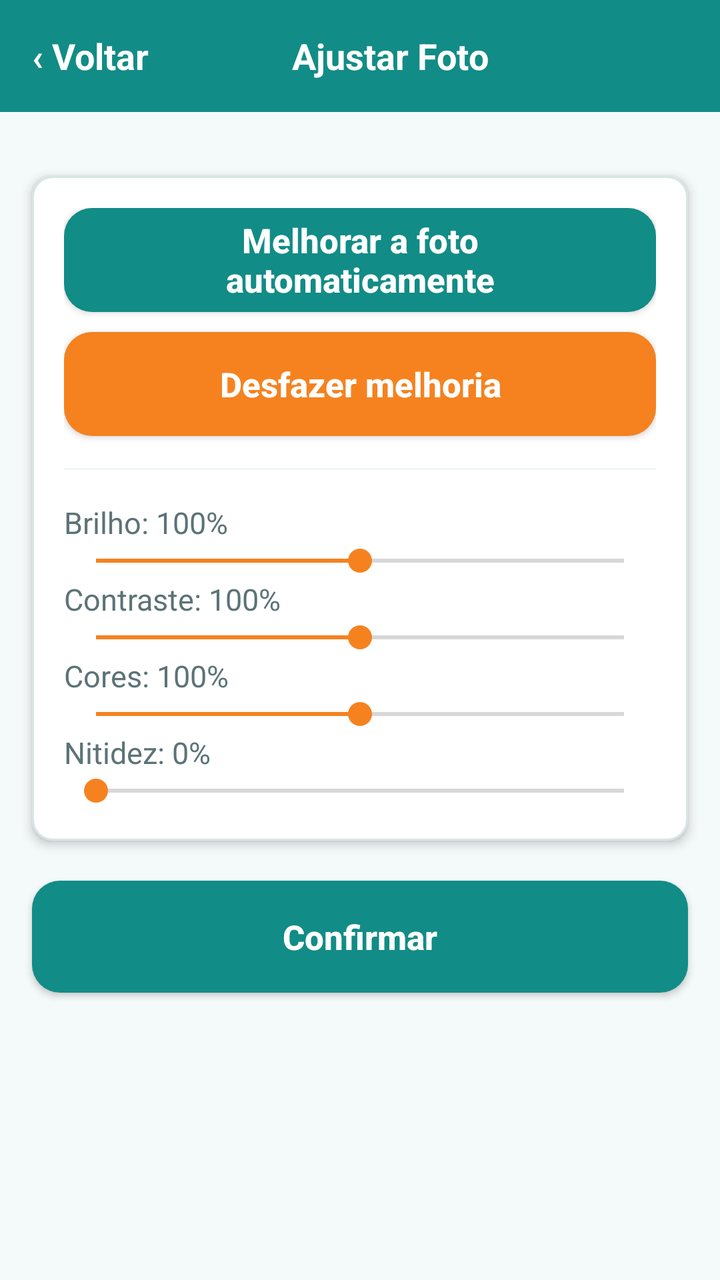
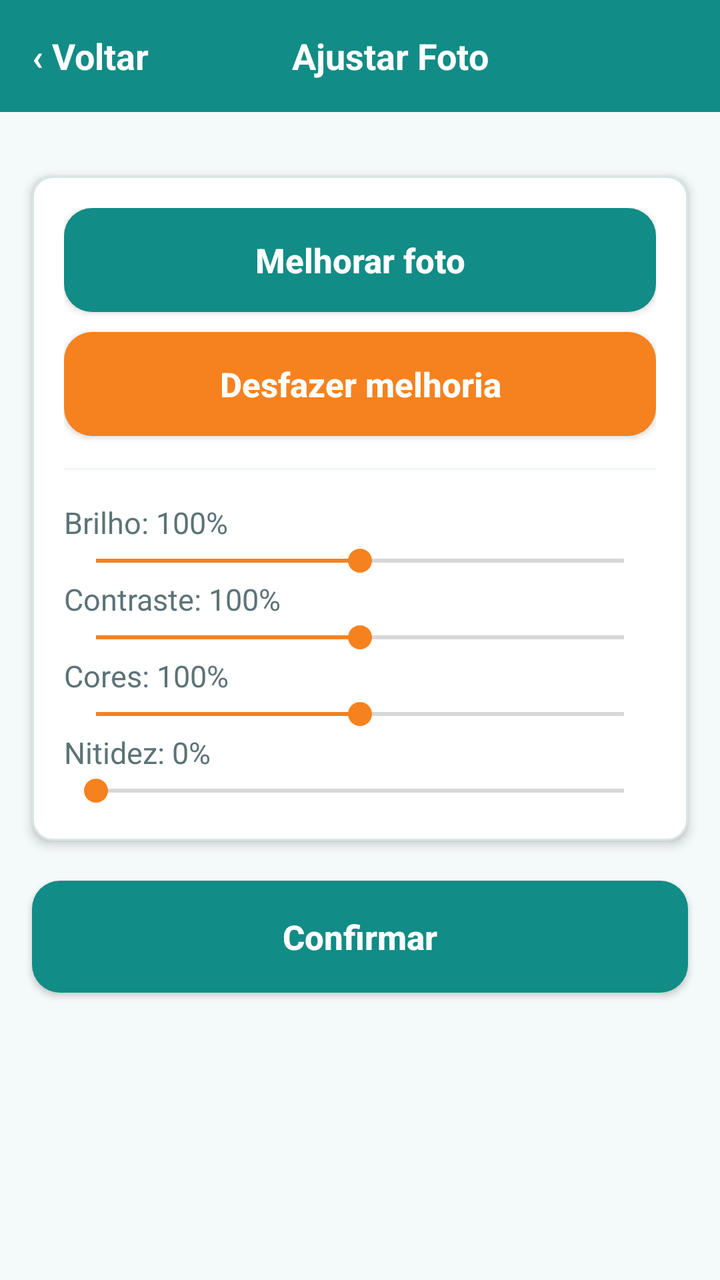

Screens rendered from an Android XML layout before and after an edit, with the pre-edit source and the edit as a unified diff.
<!-- AndroidManifest.xml: application theme AppTheme -->
<!-- res/layout/activity_foto_crop_ajustes.xml -->
<?xml version="1.0" encoding="utf-8"?>
<LinearLayout
    xmlns:android="http://schemas.android.com/apk/res/android"
    android:layout_width="match_parent"
    android:layout_height="match_parent"
    android:orientation="vertical"
    android:background="@color/cadier_bg">

    <LinearLayout
        android:layout_width="match_parent"
        android:layout_height="?attr/actionBarSize"
        android:orientation="horizontal"
        android:gravity="center_vertical"
        android:background="@color/cadier_teal">

        <TextView
            android:id="@+id/textViewVoltarAjusteFoto"
            style="@style/Cadier.Text.Subtitle"
            android:layout_width="wrap_content"
            android:layout_height="match_parent"
            android:gravity="center_vertical"
            android:paddingStart="16dp"
            android:paddingEnd="16dp"
            android:textColor="@color/cadier_text_on_dark"
            android:text="‹ Voltar"/>

        <TextView
            style="@style/Cadier.Text.Subtitle"
            android:layout_width="0dp"
            android:layout_height="wrap_content"
            android:layout_weight="1"
            android:gravity="center_vertical"
            android:paddingEnd="60dp"
            android:textColor="@color/cadier_text_on_dark"
            android:textAlignment="center"
            android:text="Ajustar Foto"/>
    </LinearLayout>

    <ScrollView
        android:layout_width="match_parent"
        android:layout_height="match_parent"
        android:fillViewport="true">

        <LinearLayout
            android:layout_width="match_parent"
            android:layout_height="wrap_content"
            android:orientation="vertical"
            android:paddingBottom="16dp">

            <FrameLayout
                android:layout_width="match_parent"
                android:layout_height="wrap_content"
                android:layout_margin="16dp">

                <ImageView
                    android:id="@+id/imageViewPreviaAjuste"
                    android:layout_width="match_parent"
                    android:layout_height="wrap_content"
                    android:layout_gravity="center"
                    android:adjustViewBounds="true"
                    android:scaleType="fitCenter"
                    android:background="@drawable/bg_cadier_card"
                    android:contentDescription="Prévia da foto"/>
            </FrameLayout>

            <LinearLayout
                android:layout_width="match_parent"
                android:layout_height="wrap_content"
                android:orientation="vertical"
                android:layout_marginStart="16dp"
                android:layout_marginEnd="16dp"
                android:layout_marginBottom="12dp"
                android:background="@drawable/bg_cadier_card"
                android:elevation="3dp"
                android:padding="16dp">

                <Button
                    android:id="@+id/buttonMelhorarFotoAuto"
                    style="@style/Cadier.Button"
                    android:layout_width="match_parent"
                    android:layout_height="52dp"
                    android:text="Melhorar a foto automaticamente"/>

                <Button
                    android:id="@+id/buttonDesfazerMelhoria"
                    style="@style/Cadier.Button.Secondary"
                    android:layout_width="match_parent"
                    android:layout_height="52dp"
                    android:layout_marginTop="10dp"
                    android:text="Desfazer melhoria"/>

                <View
                    android:layout_width="match_parent"
                    android:layout_height="1dp"
                    android:layout_marginTop="16dp"
                    android:layout_marginBottom="4dp"
                    android:background="@color/cadier_divider_light"/>

                
                <TextView
                    android:id="@+id/textViewLabelBrilho"
                    style="@style/Cadier.Text.Caption"
                    android:layout_width="match_parent"
                    android:layout_height="wrap_content"
                    android:layout_marginTop="12dp"
                    android:text="Brilho: 100%"/>
                <SeekBar
                    android:id="@+id/seekBarBrilho"
                    android:layout_width="match_parent"
                    android:layout_height="wrap_content"
                    android:max="100"
                    android:progress="50"/>

                
                <TextView
                    android:id="@+id/textViewLabelContraste"
                    style="@style/Cadier.Text.Caption"
                    android:layout_width="match_parent"
                    android:layout_height="wrap_content"
                    android:text="Contraste: 100%"/>
                <SeekBar
                    android:id="@+id/seekBarContraste"
                    android:layout_width="match_parent"
                    android:layout_height="wrap_content"
                    android:max="100"
                    android:progress="50"/>

                
                <TextView
                    android:id="@+id/textViewLabelCores"
                    style="@style/Cadier.Text.Caption"
                    android:layout_width="match_parent"
                    android:layout_height="wrap_content"
                    android:text="Cores: 100%"/>
                <SeekBar
                    android:id="@+id/seekBarCores"
                    android:layout_width="match_parent"
                    android:layout_height="wrap_content"
                    android:max="200"
                    android:progress="100"/>

                
                <TextView
                    android:id="@+id/textViewLabelNitidez"
                    style="@style/Cadier.Text.Caption"
                    android:layout_width="match_parent"
                    android:layout_height="wrap_content"
                    android:text="Nitidez: 0%"/>
                <SeekBar
                    android:id="@+id/seekBarNitidez"
                    android:layout_width="match_parent"
                    android:layout_height="wrap_content"
                    android:max="100"
                    android:progress="0"/>
            </LinearLayout>

            <Button
                android:id="@+id/buttonConfirmarFoto"
                style="@style/Cadier.Button"
                android:layout_width="match_parent"
                android:layout_height="56dp"
                android:layout_marginStart="16dp"
                android:layout_marginEnd="16dp"
                android:layout_marginTop="8dp"
                android:text="Confirmar"/>

        </LinearLayout>
    </ScrollView>
</LinearLayout>
<!-- resources referenced by this layout -->
<resources>
  <color name="cadier_bg">#F4F9F9</color>
  <color name="cadier_divider_light">#F0F5F5</color>
  <color name="cadier_teal">#128C86</color>
  <color name="cadier_text_on_dark">#FFFFFF</color>
  <!-- drawable bg_cadier_card (drawable) -->
  <?xml version="1.0" encoding="utf-8"?>
  <shape xmlns:android="http://schemas.android.com/apk/res/android" android:shape="rectangle">
      <solid android:color="@color/cadier_surface"/>
      <stroke android:width="1dp" android:color="@color/cadier_border"/>
      <corners android:radius="@dimen/cadier_radius_card"/>
  </shape>
  <style name="Cadier.Button" parent="Widget.AppCompat.Button">
          <item name="android:background">@drawable/bg_cadier_button_primary</item>
          <item name="android:textColor">@color/cadier_text_on_dark</item>
          <item name="android:textSize">@dimen/cadier_text_button</item>
          <item name="android:textStyle">bold</item>
          <item name="android:textAllCaps">false</item>
          <item name="android:minHeight">@dimen/cadier_touch_target_min</item>
          <item name="android:paddingLeft">20dp</item>
          <item name="android:paddingRight">20dp</item>
      </style>
  <style name="Cadier.Button.Secondary">
          <item name="android:background">@drawable/bg_cadier_button_secondary</item>
      </style>
  <style name="Cadier.Text.Caption" parent="">
          <item name="android:textSize">@dimen/cadier_text_caption</item>
          <item name="android:textColor">@color/cadier_text_secondary</item>
      </style>
  <style name="Cadier.Text.Subtitle" parent="">
          <item name="android:textSize">@dimen/cadier_text_subtitle</item>
          <item name="android:textStyle">bold</item>
          <item name="android:textColor">@color/cadier_text_primary</item>
      </style>
  <style name="AppTheme" parent="Theme.AppCompat.Light.NoActionBar">
          
          <item name="colorPrimary">@color/colorPrimary</item>
          <item name="colorPrimaryDark">@color/colorPrimaryDark</item>
          <item name="colorAccent">@color/colorAccent</item>
          <item name="android:windowBackground">@color/cadier_bg</item>
          <item name="android:textColorPrimary">@color/cadier_text_primary</item>
      </style>
  <color name="cadier_surface">#FFFFFF</color>
  <color name="cadier_border">#D7E6E5</color>
  <dimen name="cadier_radius_card">10dp</dimen>
  <!-- drawable bg_cadier_button_primary (drawable) -->
  <?xml version="1.0" encoding="utf-8"?>
  <selector xmlns:android="http://schemas.android.com/apk/res/android">
      <item android:state_enabled="false">
          <shape android:shape="rectangle">
              <solid android:color="@color/cadier_text_secondary"/>
              <corners android:radius="@dimen/cadier_radius_button"/>
          </shape>
      </item>
      <item android:state_pressed="true">
          <shape android:shape="rectangle">
              <solid android:color="@color/cadier_teal_dark"/>
              <corners android:radius="@dimen/cadier_radius_button"/>
          </shape>
      </item>
      <item>
          <shape android:shape="rectangle">
              <solid android:color="@color/cadier_teal"/>
              <corners android:radius="@dimen/cadier_radius_button"/>
          </shape>
      </item>
  </selector>
  <dimen name="cadier_text_button">17sp</dimen>
  <dimen name="cadier_touch_target_min">48dp</dimen>
  <dimen name="cadier_text_caption">15sp</dimen>
  <color name="cadier_text_secondary">#5C7377</color>
  <dimen name="cadier_text_subtitle">18sp</dimen>
  <color name="cadier_text_primary">#2B3E42</color>
  <color name="colorPrimary">@color/cadier_teal</color>
  <color name="colorPrimaryDark">@color/cadier_teal_dark</color>
  <color name="colorAccent">@color/cadier_orange</color>
  <dimen name="cadier_radius_button">14dp</dimen>
  <color name="cadier_teal_dark">#0C6C67</color>
  <color name="cadier_orange_hover">#D96F14</color>
  <color name="cadier_orange">#F5821F</color>
  <!-- unchanged entries left out for length: 1 -->
</resources>

<!-- the commit's change to res/layout/activity_foto_crop_ajustes.xml (unified diff, before → after) -->
@@ -7,6 +7,7 @@
     android:background="@color/cadier_bg">
 
     <LinearLayout
+        android:id="@+id/barraTopo"
         android:layout_width="match_parent"
         android:layout_height="?attr/actionBarSize"
         android:orientation="horizontal"
@@ -78,14 +79,16 @@
                     android:id="@+id/buttonMelhorarFotoAuto"
                     style="@style/Cadier.Button"
                     android:layout_width="match_parent"
-                    android:layout_height="52dp"
-                    android:text="Melhorar a foto automaticamente"/>
+                    android:layout_height="wrap_content"
+                    android:minHeight="52dp"
+                    android:text="Melhorar foto"/>
 
                 <Button
                     android:id="@+id/buttonDesfazerMelhoria"
                     style="@style/Cadier.Button.Secondary"
                     android:layout_width="match_parent"
-                    android:layout_height="52dp"
+                    android:layout_height="wrap_content"
+                    android:minHeight="52dp"
                     android:layout_marginTop="10dp"
                     android:text="Desfazer melhoria"/>
 
